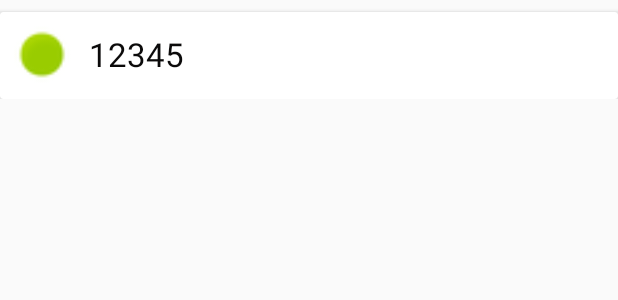
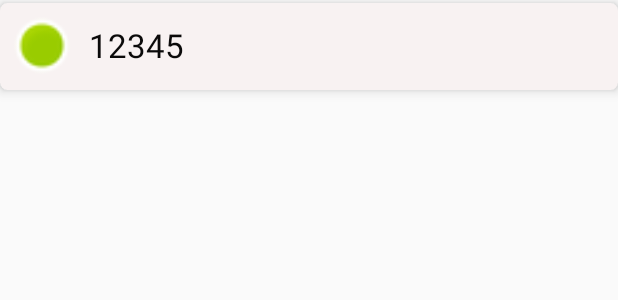
Before and after one commit to Stas2020/OrderAssembly, an Android app: the layout item_subdivision.xml on its own in the app's theme, with its tools: preview values and no code run, on a phone screen of 412 x 824 dp. Shown: the top 300 px of the screen. Run offline under Robolectric (Android 15) with nearby library versions, the phone set to English and light mode, and no system bars; Roboto replaces fonts that are not available here.

Commit message:
улучшена стаблильность приложения улучшена навигация ver.1

```diff
--- a/app/build.gradle
+++ b/app/build.gradle
@@ -42,6 +42,8 @@ dependencies {
     implementation 'android.arch.navigation:navigation-fragment:1.0.0'
     implementation 'android.arch.navigation:navigation-ui:1.0.0'
 
+    implementation 'com.android.support:design:28.0.0-alpha3'
+
     /*
     implementation 'androidx.appcompat:appcompat:1.2.0'
     implementation 'androidx.recyclerview:recyclerview:1.1.0'
--- a/app/src/main/java/com/westas/orderassembly/invoice/ListTransferInvoiceActivity.java
+++ b/app/src/main/java/com/westas/orderassembly/invoice/ListTransferInvoiceActivity.java
@@ -35,7 +35,7 @@ public class ListTransferInvoiceActivity extends AppCompatActivity implements Vi
         setContentView(R.layout.activity_list_transfer_invoice);
 
         InitToolbar();
-
+/*
         Bundle parametr = getIntent().getExtras();
         if(parametr!=null){
              uid_subdivision = parametr.getString("uid_subdivision");
@@ -44,6 +44,7 @@ public class ListTransferInvoiceActivity extends AppCompatActivity implements Vi
             SetNameSubdivision(name_subdivision);
             GetListInvoice(uid_subdivision);
         }
+ */
     }
 
     @Override
--- a/app/src/main/java/com/westas/orderassembly/invoice_items/InvoiceItem.java
+++ b/app/src/main/java/com/westas/orderassembly/invoice_items/InvoiceItem.java
@@ -25,4 +25,5 @@ public class InvoiceItem {
     public SatusQuantity verify;
     @SerializedName("status")
     public SatusItem status;
+    public boolean selected;
 }
--- a/app/src/main/java/com/westas/orderassembly/invoice_items/ItemsInvoiceActivity.java
+++ b/app/src/main/java/com/westas/orderassembly/invoice_items/ItemsInvoiceActivity.java
@@ -95,7 +95,7 @@ public class ItemsInvoiceActivity extends AppCompatActivity implements  View.OnC
              name_subdivision = parametr.getString("name_subdivision");
              uid_invoice = parametr.getString("uid_invoice");
 
-            GetItemsInvoice();
+            //GetItemsInvoice();
             Date date = Calendar.getInstance().getTime();
             DateFormat dateFormat = new SimpleDateFormat("dd MMM");
 
--- a/app/src/main/java/com/westas/orderassembly/subdivision/Subdivision.java
+++ b/app/src/main/java/com/westas/orderassembly/subdivision/Subdivision.java
@@ -8,4 +8,5 @@ public class Subdivision {
     public String uid;
     @SerializedName("name")
     public String name;
+    public boolean selected;
 }
--- a/app/src/main/res/layout/item_subdivision.xml
+++ b/app/src/main/res/layout/item_subdivision.xml
@@ -1,21 +1,15 @@
 <?xml version="1.0" encoding="utf-8"?>
-<LinearLayout
-    xmlns:android="http://schemas.android.com/apk/res/android"
+<android.support.design.card.MaterialCardView xmlns:android="http://schemas.android.com/apk/res/android"
     xmlns:app="http://schemas.android.com/apk/res-auto"
-    xmlns:tools="http://schemas.android.com/tools"
-    android:layout_width="match_parent"
-    android:layout_height="wrap_content">
-
-    <android.support.v7.widget.CardView
+    android:id="@+id/card_view_subdivision"
     android:layout_width="match_parent"
     android:layout_height="58dp"
-        android:layout_marginTop="8dp"
-        android:foreground="?android:attr/selectableItemBackground"
-        app:layout_constraintBottom_toBottomOf="parent"
-        app:layout_constraintEnd_toEndOf="parent"
-        app:layout_constraintStart_toStartOf="parent"
-        app:layout_constraintTop_toTopOf="parent"
-        app:layout_constraintVertical_bias="0.0">
+    android:layout_marginTop="2dp"
+    app:cardBackgroundColor="#F8F2F2"
+    app:cardCornerRadius="5dp"
+    app:cardElevation="5dp"
+    app:strokeColor="#4869CF"
+    app:strokeWidth="0dp">
 
 
     <LinearLayout
@@ -78,5 +72,4 @@
     </LinearLayout>
 
 
-    </android.support.v7.widget.CardView>
-</LinearLayout>
+</android.support.design.card.MaterialCardView>
--- a/build.gradle
+++ b/build.gradle
@@ -7,7 +7,7 @@ buildscript {
 
     }
     dependencies {
-        classpath 'com.android.tools.build:gradle:4.1.1'
+        classpath 'com.android.tools.build:gradle:4.1.2'
 
         // NOTE: Do not place your application dependencies here; they belong
         // in the individual module build.gradle files
```
Also changed, not shown: app/src/main/java/com/westas/orderassembly/invoice_items/ListInvoiceItem.java (+39 -35 lines), app/src/main/java/com/westas/orderassembly/subdivision/ListSubdivision.java (+41 -2 lines), app/src/main/java/com/westas/orderassembly/subdivision/ListSubdivisionActivity.java (+13 -5 lines), app/src/main/java/com/westas/orderassembly/subdivision/ListSubdivisionAdapter.java (+12 -3 lines), app/src/main/res/layout/goods_of_invoice.xml (+5 -9 lines), gradle/wrapper/gradle-wrapper.properties. Lines whose indentation alone changed are shown as unchanged.
